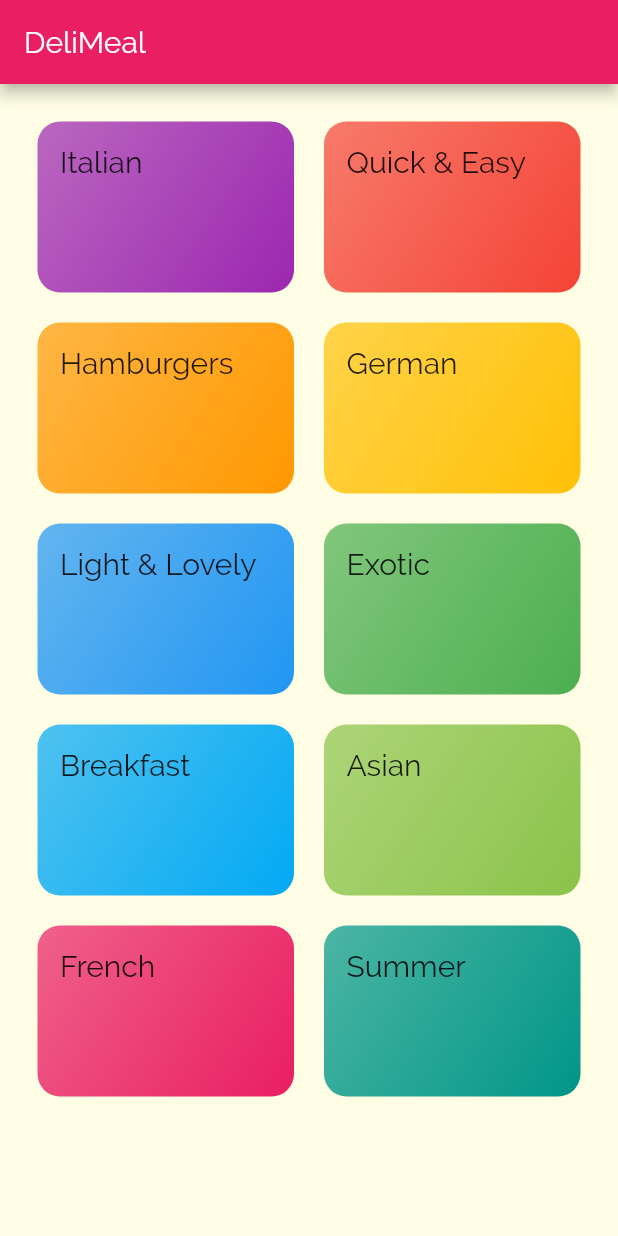
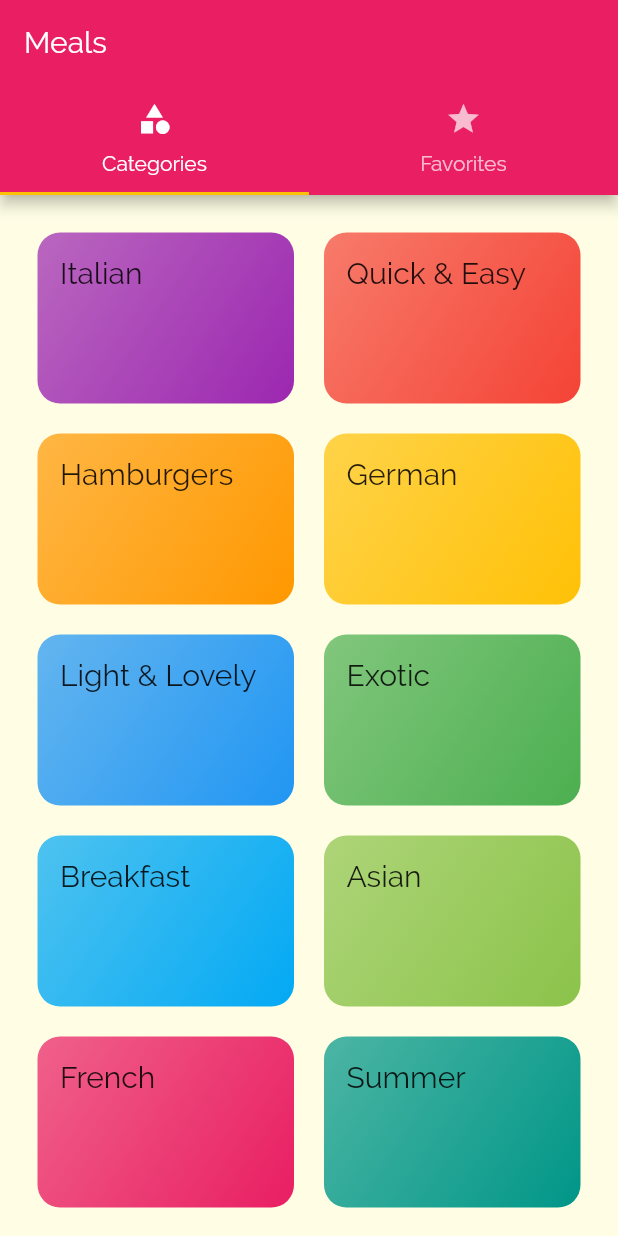
Before and after one commit to lastradev/flutter-meals-app, a Flutter app: the screen it shows after launch, on a phone screen of 412 x 824 dp. Run offline on Flutter 3.47's test engine with Material 2 defaults, Android fonts, the phone set to English and light mode, and no system bars.

Commit message:
Add top bar tabs

```diff
--- a/lib/main.dart
+++ b/lib/main.dart
@@ -1,5 +1,6 @@
 import 'package:flutter/material.dart';
-import 'package:flutter_meals_app/screens/meal_detail_screen.dart';
+import 'screens/tabs_screen.dart';
+import 'screens/meal_detail_screen.dart';
 
 import 'screens/categories_screen.dart';
 import 'screens/category_meals_screen.dart';
@@ -29,7 +30,7 @@ class MyApp extends StatelessWidget {
             ),
       ),
       routes: {
-        '/': (ctx) => CategoriesScreen(),
+        '/': (ctx) => TabsScreen(),
         CategoryMealsScreen.routeName: (ctx) => CategoryMealsScreen(),
         MealDetailScreen.routeName: (ctx) => MealDetailScreen(),
       },
--- a/lib/screens/categories_screen.dart
+++ b/lib/screens/categories_screen.dart
@@ -6,11 +6,7 @@ import '../dummy_data.dart';
 class CategoriesScreen extends StatelessWidget {
   @override
   Widget build(BuildContext context) {
-    return Scaffold(
-      appBar: AppBar(
-        title: const Text('DeliMeal'),
-      ),
-      body: GridView(
+    return GridView(
       padding: const EdgeInsets.all(25),
       children: DUMMY_CATEGORIES
           .map(
@@ -27,7 +23,6 @@ class CategoriesScreen extends StatelessWidget {
         crossAxisSpacing: 20,
         mainAxisSpacing: 20,
       ),
-      ),
     );
   }
 }
--- a/lib/screens/category_meals_screen.dart
+++ b/lib/screens/category_meals_screen.dart
@@ -1,5 +1,5 @@
 import 'package:flutter/material.dart';
-import 'package:flutter_meals_app/widgets/meal_item.dart';
+import '../widgets/meal_item.dart';
 
 import '../dummy_data.dart';
 
--- /dev/null
+++ b/lib/screens/favorites_screen.dart
@@ -0,0 +1,10 @@
+import 'package:flutter/material.dart';
+
+class FavoritesScreen extends StatelessWidget {
+  @override
+  Widget build(BuildContext context) {
+    return Center(
+      child: Text('The Favorites'),
+    );
+  }
+}
--- /dev/null
+++ b/lib/screens/tabs_screen.dart
@@ -0,0 +1,40 @@
+import 'package:flutter/material.dart';
+import 'categories_screen.dart';
+import 'favorites_screen.dart';
+
+class TabsScreen extends StatefulWidget {
+  @override
+  _TabsScreenState createState() => _TabsScreenState();
+}
+
+class _TabsScreenState extends State<TabsScreen> {
+  @override
+  Widget build(BuildContext context) {
+    return DefaultTabController(
+      length: 2,
+      child: Scaffold(
+        appBar: AppBar(
+          title: Text('Meals'),
+          bottom: TabBar(
+            tabs: [
+              Tab(
+                icon: Icon(Icons.category),
+                text: 'Categories',
+              ),
+              Tab(
+                icon: Icon(Icons.star),
+                text: 'Favorites',
+              ),
+            ],
+          ),
+        ),
+        body: TabBarView(
+          children: [
+            CategoriesScreen(),
+            FavoritesScreen(),
+          ],
+        ),
+      ),
+    );
+  }
+}
--- a/lib/widgets/meal_item.dart
+++ b/lib/widgets/meal_item.dart
@@ -1,5 +1,5 @@
 import 'package:flutter/material.dart';
-import 'package:flutter_meals_app/screens/meal_detail_screen.dart';
+import '../screens/meal_detail_screen.dart';
 
 import '../models/meal.dart';
 
```
Also changed, not shown: 1 other file. Lines whose indentation alone changed are shown as unchanged.
